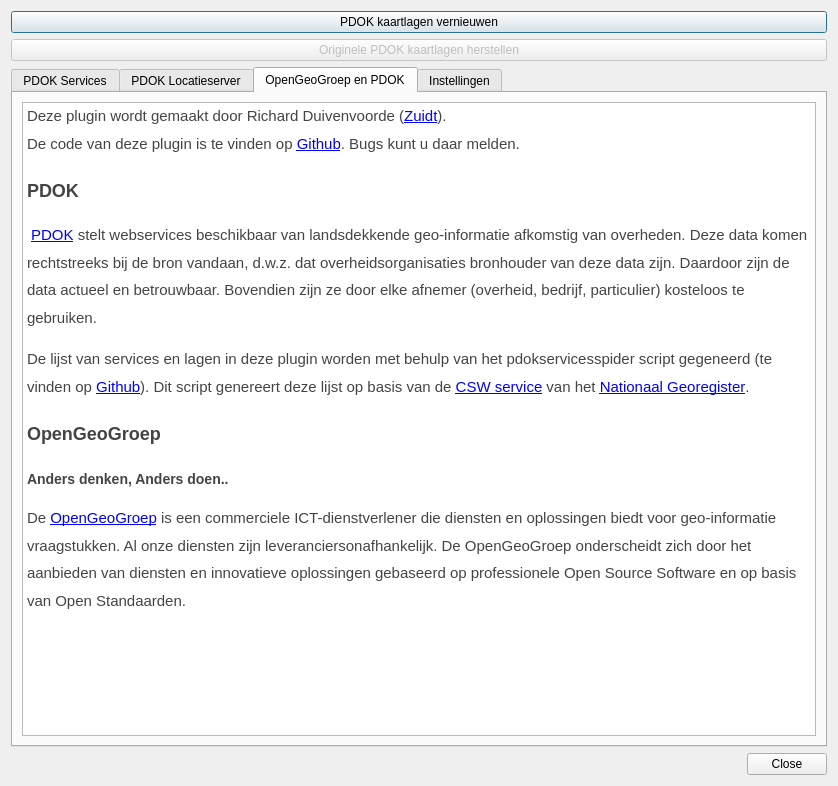
Before: the Qt Designer form pdokservicesplugin/ui_pdokservicesplugindialog.ui in PDOK/pdokservicesplugin, drawn with Qt 5.
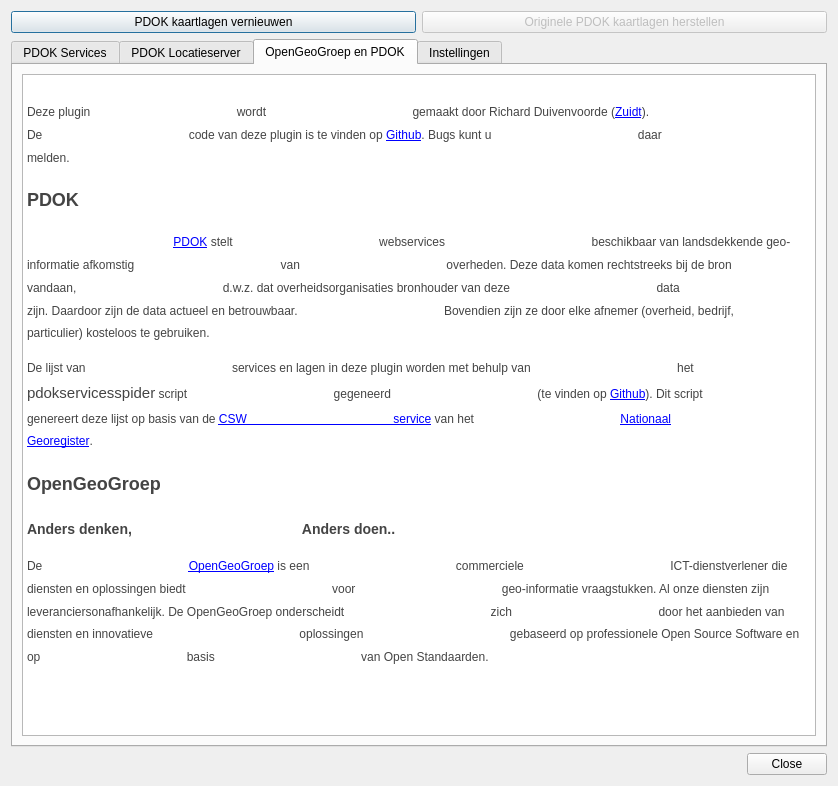
After: the same form once the commit is applied. The open tabs and pages were chosen to show the change. Icons and pictures are not drawn.

Commit message: Change layout buttons

```diff
--- a/pdokservicesplugin/ui_pdokservicesplugindialog.ui
+++ b/pdokservicesplugin/ui_pdokservicesplugindialog.ui
@@ -15,6 +15,8 @@
   </property>
   <layout class="QVBoxLayout" name="verticalLayout">
    <item>
+    <layout class="QHBoxLayout" name="horizontalLayoutLayers">
+     <item>
     <widget class="QPushButton" name="btnRefreshLayers">
      <property name="maximumSize">
       <size>
@@ -49,6 +51,8 @@
      </property>
     </widget>
    </item>
+    </layout>
+   </item>
    <item>
     <widget class="QTabWidget" name="tabWidget">
      <property name="sizePolicy">
@@ -380,14 +384,15 @@
           <string>&lt;!DOCTYPE HTML PUBLIC &quot;-//W3C//DTD HTML 4.0//EN&quot; &quot;http://www.w3.org/TR/REC-html40/strict.dtd&quot;&gt;
 &lt;html&gt;&lt;head&gt;&lt;meta name=&quot;qrichtext&quot; content=&quot;1&quot; /&gt;&lt;style type=&quot;text/css&quot;&gt;
 p, li { white-space: pre-wrap; }
-&lt;/style&gt;&lt;/head&gt;&lt;body style=&quot; font-family:'Cantarell'; font-size:11pt; font-weight:400; font-style:normal;&quot;&gt;
-&lt;p style=&quot; margin-top:12px; margin-bottom:12px; margin-left:0px; margin-right:0px; -qt-block-indent:0; text-indent:0px; line-height:162.5%;&quot;&gt;&lt;span style=&quot; font-family:'Helvetica Neue','Helvetica','Arial','sans-serif'; font-size:15px; font-weight:304; color:#444444;&quot;&gt;Deze plugin wordt gemaakt door Richard Duivenvoorde (&lt;/span&gt;&lt;a href=&quot;http://www.zuidt.nl&quot;&gt;&lt;span style=&quot; font-family:'Helvetica Neue','Helvetica','Arial','sans-serif'; font-size:15px; font-weight:304; text-decoration: underline; color:#0000ff;&quot;&gt;Zuidt&lt;/span&gt;&lt;/a&gt;&lt;span style=&quot; font-family:'Helvetica Neue','Helvetica','Arial','sans-serif'; font-size:15px; font-weight:304; color:#444444;&quot;&gt;). &lt;br /&gt;De code van deze plugin is te vinden op &lt;/span&gt;&lt;a href=&quot;https://github.com/rduivenvoorde/pdokservicesplugin&quot;&gt;&lt;span style=&quot; font-family:'Helvetica Neue','Helvetica','Arial','sans-serif'; font-size:15px; font-weight:304; text-decoration: underline; color:#0000ff;&quot;&gt;Github&lt;/span&gt;&lt;/a&gt;&lt;span style=&quot; font-family:'Helvetica Neue','Helvetica','Arial','sans-serif'; font-size:15px; font-weight:304; color:#444444;&quot;&gt;. Bugs kunt u daar melden. &lt;/span&gt;&lt;/p&gt;
-&lt;h2 style=&quot; margin-top:16px; margin-bottom:12px; margin-left:0px; margin-right:0px; -qt-block-indent:0; text-indent:0px; line-height:162.5%;&quot;&gt;&lt;span style=&quot; font-family:'Helvetica Neue','Helvetica','Arial','sans-serif'; font-size:x-large; font-weight:600; color:#444444;&quot;&gt;PDOK&lt;/span&gt;&lt;span style=&quot; font-family:'Helvetica Neue','Helvetica','Arial','sans-serif'; font-size:x-large; font-weight:304; color:#444444;&quot;&gt; &lt;/span&gt;&lt;/h2&gt;
-&lt;p style=&quot; margin-top:12px; margin-bottom:12px; margin-left:0px; margin-right:0px; -qt-block-indent:0; text-indent:0px; line-height:162.5%;&quot;&gt;&lt;img src=&quot;:/plugins/pdokservicesplugin/resources/pdok.png&quot; style=&quot;float: left;&quot; /&gt;&lt;span style=&quot; font-family:'Helvetica Neue','Helvetica','Arial','sans-serif'; font-size:15px; font-weight:304; color:#444444;&quot;&gt; &lt;/span&gt;&lt;a href=&quot;http://www.pdok.nl&quot;&gt;&lt;span style=&quot; font-family:'Helvetica Neue','Helvetica','Arial','sans-serif'; font-size:15px; font-weight:304; text-decoration: underline; color:#0000ff;&quot;&gt;PDOK&lt;/span&gt;&lt;/a&gt;&lt;span style=&quot; font-family:'Helvetica Neue','Helvetica','Arial','sans-serif'; font-size:15px; font-weight:304; color:#444444;&quot;&gt; stelt webservices beschikbaar van landsdekkende geo-informatie afkomstig van overheden. Deze data komen rechtstreeks bij de bron vandaan, d.w.z. dat overheidsorganisaties bronhouder van deze data zijn. Daardoor zijn de data actueel en betrouwbaar. Bovendien zijn ze door elke afnemer (overheid, bedrijf, particulier) kosteloos te gebruiken. &lt;/span&gt;&lt;/p&gt;
-&lt;p style=&quot; margin-top:12px; margin-bottom:12px; margin-left:0px; margin-right:0px; -qt-block-indent:0; text-indent:0px; line-height:162.5%;&quot;&gt;&lt;span style=&quot; font-family:'Helvetica Neue','Helvetica','Arial','sans-serif'; font-size:15px; font-weight:304; color:#444444;&quot;&gt;De lijst van services en lagen in deze plugin worden met behulp van het &lt;/span&gt;&lt;span style=&quot; font-family:'monospace'; font-size:15px; font-weight:304; color:#444444;&quot;&gt;pdokservicesspider&lt;/span&gt;&lt;span style=&quot; font-family:'Helvetica Neue','Helvetica','Arial','sans-serif'; font-size:15px; font-weight:304; color:#444444;&quot;&gt; script gegeneerd (te vinden op &lt;/span&gt;&lt;a href=&quot;https://github.com/rduivenvoorde/pdokservicesplugin&quot;&gt;&lt;span style=&quot; font-family:'Helvetica Neue','Helvetica','Arial','sans-serif'; font-size:15px; font-weight:304; text-decoration: underline; color:#0000ff;&quot;&gt;Github&lt;/span&gt;&lt;/a&gt;&lt;span style=&quot; font-family:'Helvetica Neue','Helvetica','Arial','sans-serif'; font-size:15px; font-weight:304; color:#444444;&quot;&gt;). Dit script genereert deze lijst op basis van de &lt;/span&gt;&lt;a href=&quot;https://www.nationaalgeoregister.nl/geonetwork/srv/dut/csw?service=CSW&amp;amp;request=GetCapabilities&amp;amp;version=2.0.2&quot;&gt;&lt;span style=&quot; font-family:'Helvetica Neue','Helvetica','Arial','sans-serif'; font-size:15px; font-weight:304; text-decoration: underline; color:#0000ff;&quot;&gt;CSW service&lt;/span&gt;&lt;/a&gt;&lt;span style=&quot; font-family:'Helvetica Neue','Helvetica','Arial','sans-serif'; font-size:15px; font-weight:304; color:#444444;&quot;&gt; van het &lt;/span&gt;&lt;a href=&quot;https://www.nationaalgeoregister.nl/&quot;&gt;&lt;span style=&quot; font-family:'Helvetica Neue','Helvetica','Arial','sans-serif'; font-size:15px; font-weight:304; text-decoration: underline; color:#0000ff;&quot;&gt;Nationaal Georegister&lt;/span&gt;&lt;/a&gt;&lt;span style=&quot; font-family:'Helvetica Neue','Helvetica','Arial','sans-serif'; font-size:15px; font-weight:304; color:#444444;&quot;&gt;. &lt;/span&gt;&lt;/p&gt;
-&lt;h2 style=&quot; margin-top:16px; margin-bottom:12px; margin-left:0px; margin-right:0px; -qt-block-indent:0; text-indent:0px; line-height:162.5%;&quot;&gt;&lt;span style=&quot; font-family:'Helvetica Neue','Helvetica','Arial','sans-serif'; font-size:x-large; font-weight:600; color:#444444;&quot;&gt;OpenGeoGroep&lt;/span&gt;&lt;span style=&quot; font-family:'Helvetica Neue','Helvetica','Arial','sans-serif'; font-size:x-large; font-weight:304; color:#444444;&quot;&gt; &lt;/span&gt;&lt;/h2&gt;
-&lt;h3 style=&quot; margin-top:14px; margin-bottom:12px; margin-left:0px; margin-right:0px; -qt-block-indent:0; text-indent:0px; line-height:162.5%;&quot;&gt;&lt;span style=&quot; font-family:'Helvetica Neue','Helvetica','Arial','sans-serif'; font-size:large; font-weight:600; color:#444444;&quot;&gt;Anders denken, Anders doen..&lt;/span&gt;&lt;span style=&quot; font-family:'Helvetica Neue','Helvetica','Arial','sans-serif'; font-size:large; font-weight:304; color:#444444;&quot;&gt; &lt;/span&gt;&lt;/h3&gt;
-&lt;p style=&quot; margin-top:12px; margin-bottom:12px; margin-left:0px; margin-right:0px; -qt-block-indent:0; text-indent:0px; line-height:162.5%;&quot;&gt;&lt;img src=&quot;:/plugins/pdokservicesplugin/resources/ogg.gif&quot; style=&quot;float: left;&quot; /&gt;&lt;span style=&quot; font-family:'Helvetica Neue','Helvetica','Arial','sans-serif'; font-size:15px; font-weight:304; color:#444444;&quot;&gt;De &lt;/span&gt;&lt;a href=&quot;http://www.opengeogroep.nl&quot;&gt;&lt;span style=&quot; font-family:'Helvetica Neue','Helvetica','Arial','sans-serif'; font-size:15px; font-weight:304; text-decoration: underline; color:#0000ff;&quot;&gt;OpenGeoGroep&lt;/span&gt;&lt;/a&gt;&lt;span style=&quot; font-family:'Helvetica Neue','Helvetica','Arial','sans-serif'; font-size:15px; font-weight:304; color:#444444;&quot;&gt; is een commerciele ICT-dienstverlener die diensten en oplossingen biedt voor geo-informatie vraagstukken. Al onze diensten zijn leveranciersonafhankelijk. De OpenGeoGroep onderscheidt zich door het aanbieden van diensten en innovatieve oplossingen gebaseerd op professionele Open Source Software en op basis van Open Standaarden.&lt;/span&gt; &lt;/p&gt;&lt;/body&gt;&lt;/html&gt;</string>
+&lt;/style&gt;&lt;/head&gt;&lt;body style=&quot; font-family:'Sans Serif'; font-size:9pt; font-weight:400; font-style:normal;&quot;&gt;
+&lt;p style=&quot; margin-top:0px; margin-bottom:0px; margin-left:0px; margin-right:0px; -qt-block-indent:0; text-indent:0px;&quot;&gt;                                            &lt;/p&gt;
+&lt;p style=&quot; margin-top:12px; margin-bottom:12px; margin-left:0px; margin-right:0px; -qt-block-indent:0; text-indent:0px; line-height:162.5%;&quot;&gt;&lt;span style=&quot; color:#444444;&quot;&gt;Deze plugin                                            wordt                                            gemaakt door Richard Duivenvoorde (&lt;/span&gt;&lt;a href=&quot;http://www.zuidt.nl&quot;&gt;&lt;span style=&quot; text-decoration: underline; color:#0000ff;&quot;&gt;Zuidt&lt;/span&gt;&lt;/a&gt;&lt;span style=&quot; color:#444444;&quot;&gt;). &lt;br /&gt;De                                            code van deze plugin is te vinden op &lt;/span&gt;&lt;a href=&quot;https://github.com/rduivenvoorde/pdokservicesplugin&quot;&gt;&lt;span style=&quot; text-decoration: underline; color:#0000ff;&quot;&gt;Github&lt;/span&gt;&lt;/a&gt;&lt;span style=&quot; color:#444444;&quot;&gt;. Bugs kunt u                                            daar                                            melden. &lt;/span&gt;                                            &lt;/p&gt;
+&lt;h2 style=&quot; margin-top:16px; margin-bottom:12px; margin-left:0px; margin-right:0px; -qt-block-indent:0; text-indent:0px; line-height:162.5%;&quot;&gt;&lt;span style=&quot; font-size:x-large; font-weight:600; color:#444444;&quot;&gt;PDOK&lt;/span&gt;&lt;span style=&quot; font-size:x-large; font-weight:304; color:#444444;&quot;&gt;                                            &lt;/span&gt;                                            &lt;/h2&gt;
+&lt;p style=&quot; margin-top:12px; margin-bottom:12px; margin-left:0px; margin-right:0px; -qt-block-indent:0; text-indent:0px; line-height:162.5%;&quot;&gt;&lt;img src=&quot;:/plugins/pdokservicesplugin/resources/pdok.png&quot; style=&quot;float: left;&quot; /&gt;&lt;span style=&quot; color:#444444;&quot;&gt;                                            &lt;/span&gt;&lt;a href=&quot;http://www.pdok.nl&quot;&gt;&lt;span style=&quot; text-decoration: underline; color:#0000ff;&quot;&gt;PDOK&lt;/span&gt;&lt;/a&gt;&lt;span style=&quot; color:#444444;&quot;&gt; stelt                                            webservices                                            beschikbaar van landsdekkende geo-informatie afkomstig                                            van                                            overheden. Deze data komen rechtstreeks bij de bron                                            vandaan,                                            d.w.z. dat overheidsorganisaties bronhouder van deze                                            data                                            zijn. Daardoor zijn de data actueel en betrouwbaar.                                            Bovendien zijn ze door elke afnemer (overheid, bedrijf,                                            particulier) kosteloos te gebruiken.                                            &lt;/span&gt;                                            &lt;/p&gt;
+&lt;p style=&quot; margin-top:12px; margin-bottom:12px; margin-left:0px; margin-right:0px; -qt-block-indent:0; text-indent:0px; line-height:162.5%;&quot;&gt;&lt;span style=&quot; color:#444444;&quot;&gt;De lijst van                                            services en lagen in deze plugin worden met behulp van                                            het                                            &lt;/span&gt;&lt;span style=&quot; font-family:'monospace'; font-size:15px; font-weight:304; color:#444444;&quot;&gt;pdokservicesspider&lt;/span&gt;&lt;span style=&quot; color:#444444;&quot;&gt; script                                            gegeneerd                                            (te vinden op &lt;/span&gt;&lt;a href=&quot;https://github.com/rduivenvoorde/pdokservicesplugin&quot;&gt;&lt;span style=&quot; text-decoration: underline; color:#0000ff;&quot;&gt;Github&lt;/span&gt;&lt;/a&gt;&lt;span style=&quot; color:#444444;&quot;&gt;). Dit script                                            genereert deze lijst op basis van de &lt;/span&gt;&lt;a href=&quot;https://www.nationaalgeoregister.nl/geonetwork/srv/dut/csw?service=CSW&amp;amp;request=GetCapabilities&amp;amp;version=2.0.2&quot;&gt;&lt;span style=&quot; text-decoration: underline; color:#0000ff;&quot;&gt;CSW                                            service&lt;/span&gt;&lt;/a&gt;&lt;span style=&quot; color:#444444;&quot;&gt; van het                                            &lt;/span&gt;&lt;a href=&quot;https://www.nationaalgeoregister.nl/&quot;&gt;&lt;span style=&quot; text-decoration: underline; color:#0000ff;&quot;&gt;Nationaal                                            Georegister&lt;/span&gt;&lt;/a&gt;&lt;span style=&quot; color:#444444;&quot;&gt;.                                            &lt;/span&gt;                                            &lt;/p&gt;
+&lt;h2 style=&quot; margin-top:16px; margin-bottom:12px; margin-left:0px; margin-right:0px; -qt-block-indent:0; text-indent:0px; line-height:162.5%;&quot;&gt;&lt;span style=&quot; font-size:x-large; font-weight:600; color:#444444;&quot;&gt;OpenGeoGroep&lt;/span&gt;&lt;span style=&quot; font-size:x-large; font-weight:304; color:#444444;&quot;&gt;                                            &lt;/span&gt;                                            &lt;/h2&gt;
+&lt;h3 style=&quot; margin-top:14px; margin-bottom:12px; margin-left:0px; margin-right:0px; -qt-block-indent:0; text-indent:0px; line-height:162.5%;&quot;&gt;&lt;span style=&quot; font-size:large; font-weight:600; color:#444444;&quot;&gt;Anders denken,                                            Anders doen..                                            &lt;/span&gt;                                            &lt;/h3&gt;
+&lt;p style=&quot; margin-top:12px; margin-bottom:12px; margin-left:0px; margin-right:0px; -qt-block-indent:0; text-indent:0px; line-height:162.5%;&quot;&gt;&lt;img src=&quot;:/plugins/pdokservicesplugin/resources/ogg.gif&quot; style=&quot;float: left;&quot; /&gt;&lt;span style=&quot; color:#444444;&quot;&gt;De                                            &lt;/span&gt;&lt;a href=&quot;http://www.opengeogroep.nl&quot;&gt;&lt;span style=&quot; text-decoration: underline; color:#0000ff;&quot;&gt;OpenGeoGroep&lt;/span&gt;&lt;/a&gt;&lt;span style=&quot; color:#444444;&quot;&gt; is een                                            commerciele                                            ICT-dienstverlener die diensten en oplossingen biedt                                            voor                                            geo-informatie vraagstukken. Al onze diensten zijn                                            leveranciersonafhankelijk. De OpenGeoGroep onderscheidt                                            zich                                            door het aanbieden van diensten en innovatieve                                            oplossingen                                            gebaseerd op professionele Open Source Software en op                                            basis                                            van Open Standaarden.&lt;/span&gt;                                            &lt;/p&gt;&lt;/body&gt;&lt;/html&gt;</string>
          </property>
          <property name="openExternalLinks">
           <bool>true</bool>
```
Left out of the diff: 10 changed lines with no effect on the pictures. Lines whose indentation alone changed are shown as unchanged. The commit also changes 2 other files.
